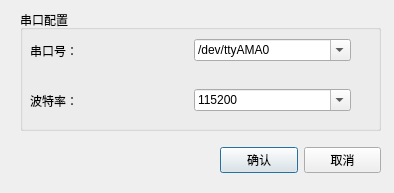
Above: PC_control/FastPlanting/UI_SerialDialog.ui from Unique-Workspace/Fast_Planting_System before the change. Below: the same form after it.
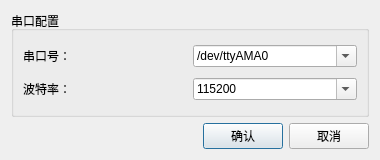
That is the form after the change.

Commit message: Improve PyQT dialog display. && Improve Arduino receive data processing.

Patch:
```diff
--- a/PC_control/FastPlanting/UI_SerialDialog.ui
+++ b/PC_control/FastPlanting/UI_SerialDialog.ui
@@ -6,37 +6,23 @@
    <rect>
     <x>0</x>
     <y>0</y>
-    <width>394</width>
-    <height>193</height>
+    <width>380</width>
+    <height>160</height>
    </rect>
   </property>
   <property name="windowTitle">
    <string>串口</string>
   </property>
-  <widget class="QWidget" name="gridLayoutWidget">
-   <property name="geometry">
-    <rect>
-     <x>20</x>
-     <y>10</y>
-     <width>361</width>
-     <height>121</height>
-    </rect>
-   </property>
+  <layout class="QGridLayout" name="gridLayout_3">
+   <item row="0" column="0">
    <layout class="QGridLayout" name="gridLayout">
     <item row="1" column="0">
      <widget class="QGroupBox" name="groupBox">
       <property name="title">
        <string>串口配置</string>
       </property>
-      <widget class="QWidget" name="horizontalLayoutWidget">
-       <property name="geometry">
-        <rect>
-         <x>10</x>
-         <y>20</y>
-         <width>321</width>
-         <height>41</height>
-        </rect>
-       </property>
+       <layout class="QGridLayout" name="gridLayout_2">
+        <item row="0" column="0">
        <layout class="QHBoxLayout" name="horizontalLayout">
         <item>
          <widget class="QLabel" name="label">
@@ -78,16 +64,8 @@
          </widget>
         </item>
        </layout>
-      </widget>
-      <widget class="QWidget" name="horizontalLayoutWidget_2">
-       <property name="geometry">
-        <rect>
-         <x>10</x>
-         <y>70</y>
-         <width>321</width>
-         <height>41</height>
-        </rect>
-       </property>
+        </item>
+        <item row="1" column="0">
        <layout class="QHBoxLayout" name="horizontalLayout_2">
         <item>
          <widget class="QLabel" name="label_2">
@@ -114,21 +92,30 @@
          </widget>
         </item>
        </layout>
-      </widget>
-     </widget>
     </item>
    </layout>
   </widget>
-  <widget class="QWidget" name="horizontalLayoutWidget_3">
-   <property name="geometry">
-    <rect>
-     <x>220</x>
-     <y>140</y>
-     <width>161</width>
-     <height>41</height>
-    </rect>
-   </property>
+     </item>
+    </layout>
+   </item>
+   <item row="1" column="0">
    <layout class="QHBoxLayout" name="horizontalLayout_3">
+     <property name="sizeConstraint">
+      <enum>QLayout::SetDefaultConstraint</enum>
+     </property>
+     <item>
+      <spacer name="horizontalSpacer">
+       <property name="orientation">
+        <enum>Qt::Horizontal</enum>
+       </property>
+       <property name="sizeHint" stdset="0">
+        <size>
+         <width>40</width>
+         <height>20</height>
+        </size>
+       </property>
+      </spacer>
+     </item>
     <item>
      <widget class="QPushButton" name="pushButton_confirm">
       <property name="text">
@@ -144,7 +131,8 @@
      </widget>
     </item>
    </layout>
-  </widget>
+   </item>
+  </layout>
  </widget>
  <resources/>
  <connections>
```
Lines whose indentation alone changed are shown as unchanged. The commit also changes 6 other files.
